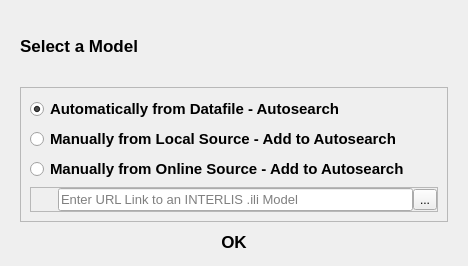
The window that ui_files/dialog_modelselect.ui (MoreIceFitzGerry/iligui) describes before a commit, drawn with Qt 5.
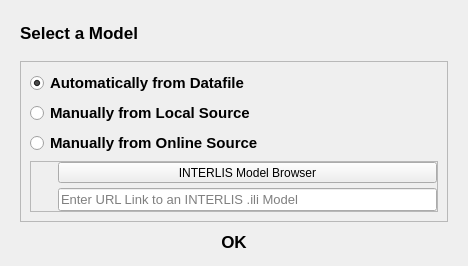
The same window after the commit. Icons and pictures are not drawn.

What changed in the file:
```diff
--- a/ui_files/dialog_modelselect.ui
+++ b/ui_files/dialog_modelselect.ui
@@ -87,7 +87,7 @@
          <string notr="true"/>
         </property>
         <property name="text">
-         <string>Automatically from Datafile - Autosearch</string>
+         <string>Automatically from Datafile</string>
         </property>
         <property name="checkable">
          <bool>true</bool>
@@ -115,7 +115,7 @@
          </font>
         </property>
         <property name="text">
-         <string>Manually from Local Source - Add to Autosearch</string>
+         <string>Manually from Local Source</string>
         </property>
         <attribute name="buttonGroup">
          <string notr="true">radioButtonGroup</string>
@@ -137,7 +137,7 @@
          </font>
         </property>
         <property name="text">
-         <string>Manually from Online Source - Add to Autosearch</string>
+         <string>Manually from Online Source</string>
         </property>
         <property name="iconSize">
          <size>
@@ -161,9 +161,9 @@
         <property name="frameShadow">
          <enum>QFrame::Raised</enum>
         </property>
-        <layout class="QHBoxLayout" name="horizontalLayout">
+        <layout class="QVBoxLayout" name="verticalLayout_3">
          <property name="spacing">
-          <number>0</number>
+          <number>5</number>
          </property>
          <property name="leftMargin">
           <number>27</number>
@@ -177,6 +177,26 @@
          <property name="bottomMargin">
           <number>0</number>
          </property>
+         <item>
+          <widget class="QToolButton" name="searchButton">
+           <property name="sizePolicy">
+            <sizepolicy hsizetype="Preferred" vsizetype="Fixed">
+             <horstretch>0</horstretch>
+             <verstretch>0</verstretch>
+            </sizepolicy>
+           </property>
+           <property name="text">
+            <string>INTERLIS Model Browser</string>
+           </property>
+           <property name="icon">
+            <iconset>
+             <normaloff>../icons/search.svg</normaloff>../icons/search.svg</iconset>
+           </property>
+           <property name="toolButtonStyle">
+            <enum>Qt::ToolButtonTextBesideIcon</enum>
+           </property>
+          </widget>
+         </item>
          <item>
           <widget class="QLineEdit" name="lineEdit">
            <property name="font">
@@ -207,17 +227,6 @@
            </property>
           </widget>
          </item>
-         <item>
-          <widget class="QToolButton" name="searchButton">
-           <property name="text">
-            <string>...</string>
-           </property>
-           <property name="icon">
-            <iconset>
-             <normaloff>../icons/search.svg</normaloff>../icons/search.svg</iconset>
-           </property>
-          </widget>
-         </item>
         </layout>
        </widget>
       </item>
```
Left out of the diff: 6 changed lines with no effect on the pictures.
